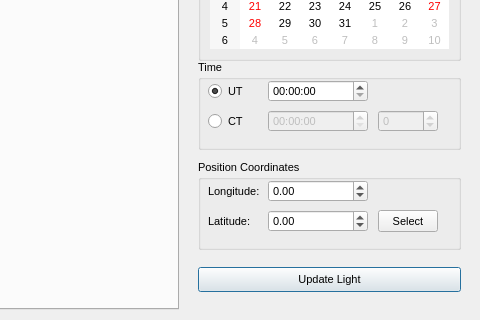
Before: the Qt Designer form TonatiuhProject/Tonatiuh/src/sunpositioncalculatordialog.ui in iat-cener/tonatiuh, drawn with Qt 5; both pictures show x 361 to 841 and y 140 to 460 of the 841 by 460 pixel window.
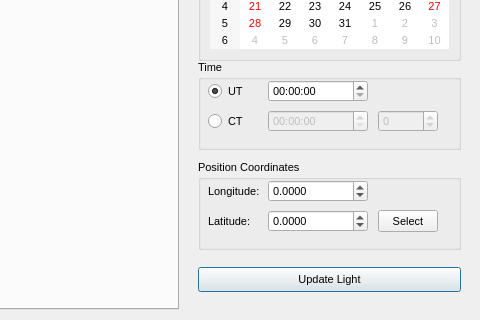
After: the same form once the commit is applied. Custom widgets are drawn as their Qt base class.

The edit to the form file:
```diff
--- a/TonatiuhProject/Tonatiuh/src/sunpositioncalculatordialog.ui
+++ b/TonatiuhProject/Tonatiuh/src/sunpositioncalculatordialog.ui
@@ -301,6 +301,9 @@
        <bold>false</bold>
       </font>
      </property>
+     <property name="decimals" >
+      <number>4</number>
+     </property>
      <property name="minimum" >
       <double>-180.000000000000000</double>
      </property>
@@ -324,6 +327,9 @@
        <bold>false</bold>
       </font>
      </property>
+     <property name="decimals" >
+      <number>4</number>
+     </property>
      <property name="minimum" >
       <double>-90.000000000000000</double>
      </property>
```
